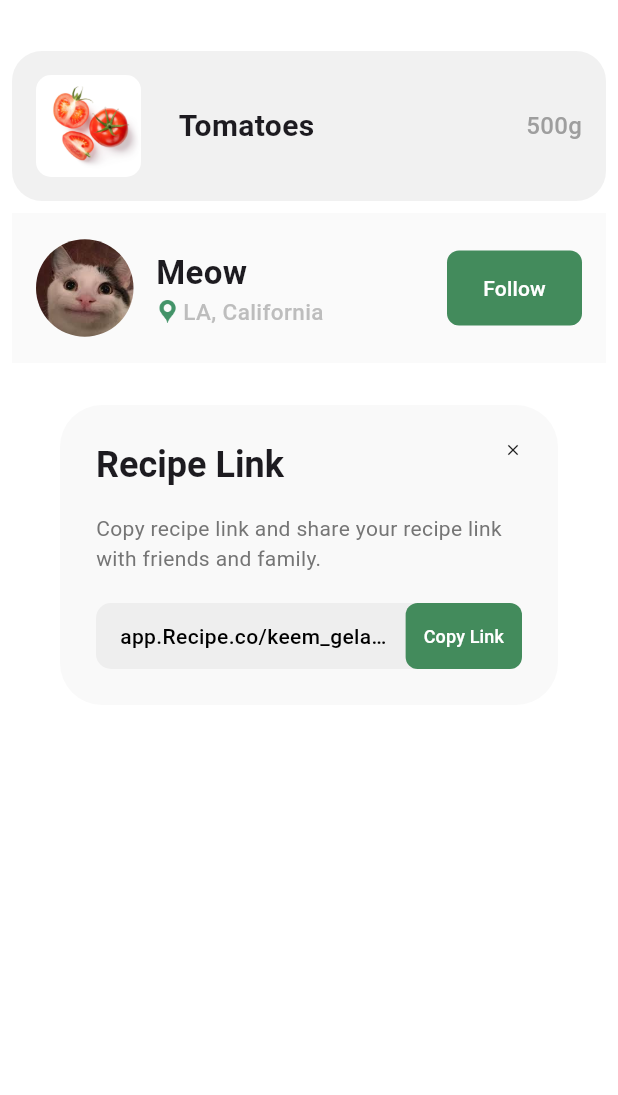
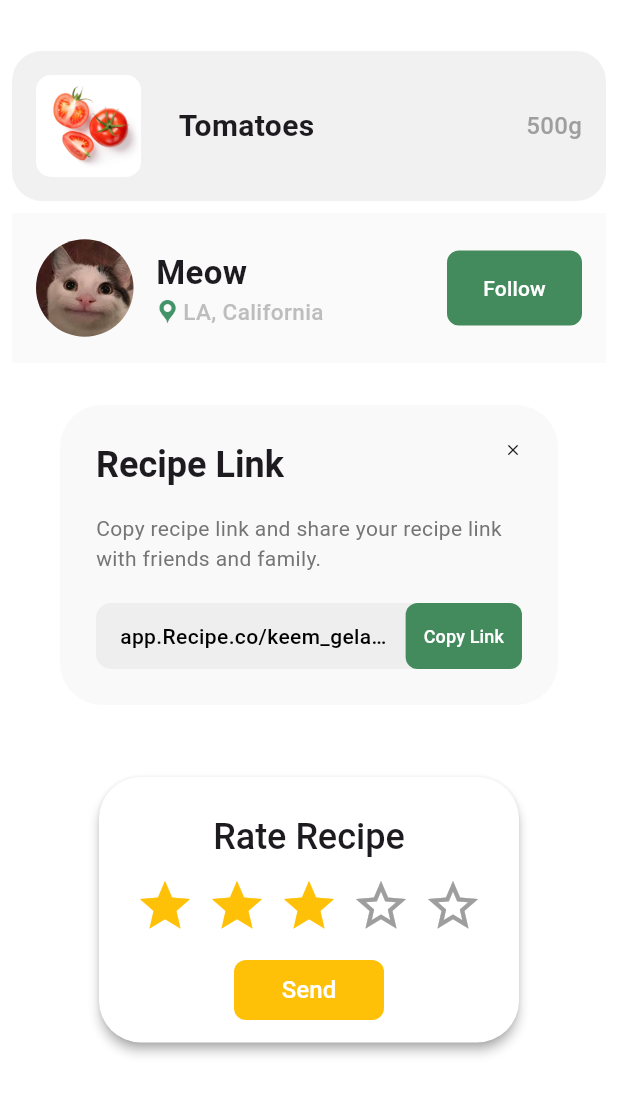
Before and after one commit to eqqmayo/food-recipe-app, a Flutter app: the screen it shows after launch, on a phone screen of 412 x 824 dp. Shown: the top 1095 px of the screen. Run offline on Flutter 3.47's test engine with Material 3 defaults, Android fonts, the phone set to English and light mode, and no system bars; drawn by our look-alikes of flutter_rating_bar; our stand-ins replace freezed_annotation.

Commit message:
feat: [Rate dialog] RatingBar 연습

```diff
--- a/lib/main.dart
+++ b/lib/main.dart
@@ -4,6 +4,7 @@ import 'package:food_recipe_app/data/model/profile.dart';
 import 'package:food_recipe_app/presentation/component/creator_profile.dart';
 import 'package:food_recipe_app/presentation/component/ingredient_item.dart';
 import 'package:food_recipe_app/presentation/component/pop_up_dialog.dart';
+import 'package:food_recipe_app/presentation/component/rate_dialog.dart';
 
 void main() {
   runApp(const MainApp());
@@ -39,7 +40,8 @@ class _MainAppState extends State<MainApp> {
                 location: 'LA, California',
               ),
             ),
-            PopUpDialog(url: 'app.Recipe.co/keem_gelato')
+            PopUpDialog(url: 'app.Recipe.co/keem_gelato'),
+            RateDialog(),
           ],
         ),
       ),
--- a/lib/presentation/component/creator_profile.dart
+++ b/lib/presentation/component/creator_profile.dart
@@ -14,7 +14,7 @@ class CreatorProfile extends StatelessWidget {
     return Padding(
       padding: const EdgeInsets.only(top: 4, bottom: 4, left: 8, right: 8),
       child: Container(
-        color: Color.fromARGB(170, 247, 247, 247),
+        color: const Color.fromARGB(170, 247, 247, 247),
         height: 100,
         padding: const EdgeInsets.only(left: 16, right: 16),
         child: Row(
--- /dev/null
+++ b/lib/presentation/component/rate_dialog.dart
@@ -0,0 +1,82 @@
+import 'package:flutter/material.dart';
+import 'package:flutter_rating_bar/flutter_rating_bar.dart';
+
+class RateDialog extends StatefulWidget {
+  const RateDialog({super.key});
+
+  @override
+  State<RateDialog> createState() => _RateDialogState();
+}
+
+class _RateDialogState extends State<RateDialog> {
+  double _currentRating = 3;
+
+  @override
+  Widget build(BuildContext context) {
+    return AlertDialog(
+      backgroundColor: Colors.white,
+      elevation: 3,
+      shadowColor: Colors.grey,
+      title: const Center(
+          child: Text(
+        'Rate Recipe',
+        style: TextStyle(fontWeight: FontWeight.w500),
+      )),
+      contentPadding: const EdgeInsets.only(top: 10, bottom: 16),
+      content: Column(
+        mainAxisSize: MainAxisSize.min,
+        children: [
+          RatingBar.builder(
+            initialRating: _currentRating,
+            minRating: 1,
+            direction: Axis.horizontal,
+            allowHalfRating: false,
+            itemCount: 5,
+            itemPadding: const EdgeInsets.symmetric(horizontal: 4.0),
+            itemBuilder: (context, index) {
+              if (index < _currentRating) {
+                return const Icon(
+                  Icons.star,
+                  color: Colors.amber,
+                );
+              } else {
+                return const Icon(
+                  Icons.star_border,
+                  color: Colors.amber,
+                );
+              }
+            },
+            onRatingUpdate: (rating) {
+              setState(() {
+                _currentRating = rating;
+              });
+            },
+          ),
+        ],
+      ),
+      actionsPadding: const EdgeInsets.only(bottom: 15),
+      actions: [
+        Center(
+          child: SizedBox(
+            width: 100,
+            height: 40,
+            child: TextButton(
+              onPressed: () {},
+              style: TextButton.styleFrom(
+                backgroundColor: Colors.amber,
+                foregroundColor: Colors.white,
+                shape: RoundedRectangleBorder(
+                  borderRadius: BorderRadius.circular(8),
+                ),
+              ),
+              child: const Text(
+                'Send',
+                style: TextStyle(fontSize: 16),
+              ),
+            ),
+          ),
+        ),
+      ],
+    );
+  }
+}
--- a/pubspec.yaml
+++ b/pubspec.yaml
@@ -9,6 +9,7 @@ environment:
 dependencies:
   flutter:
     sdk: flutter
+  flutter_rating_bar: ^4.0.1
   freezed_annotation: ^2.4.4
   json_annotation: ^4.9.0
 
```
Also changed, not shown: pubspec.lock.
